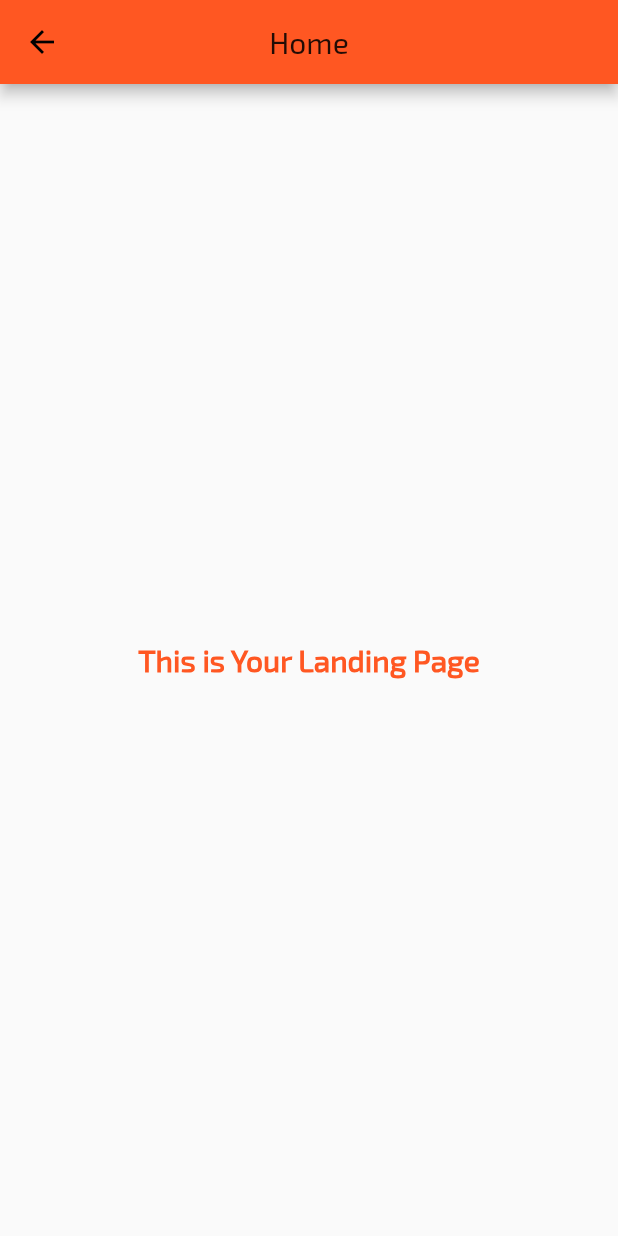
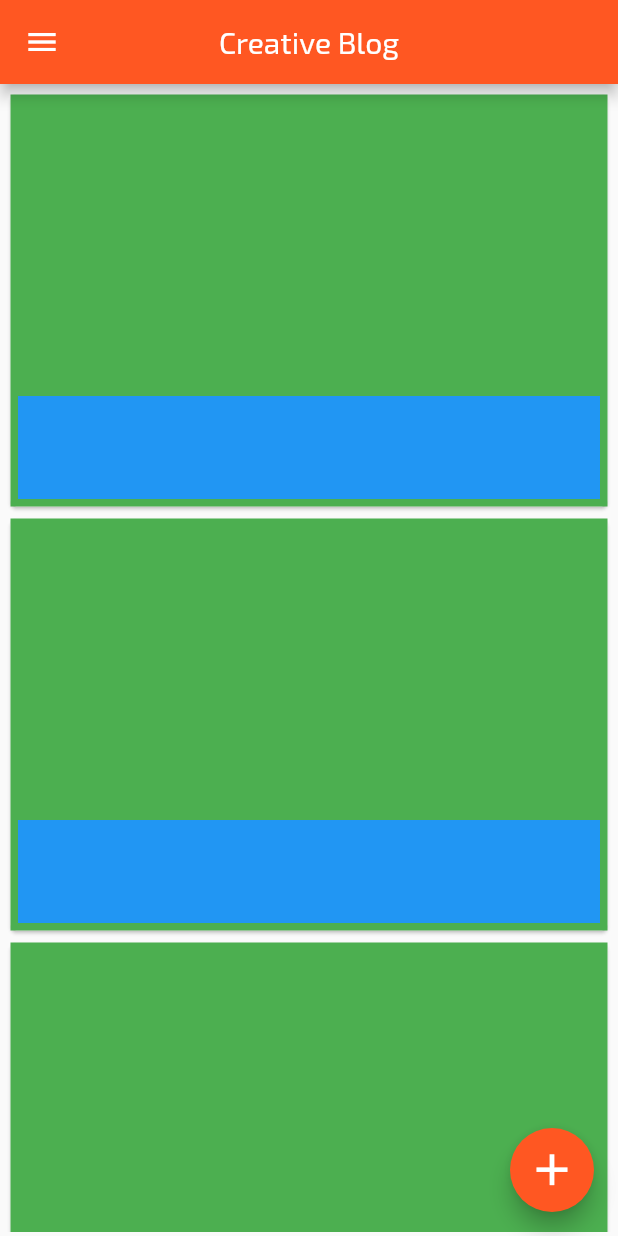
Before and after one commit to neon97/Flutter-Splash-Screen, a Flutter app: the LandingPage screen opened directly, on a phone screen of 412 x 824 dp. Run offline on Flutter 3.47's test engine with Material 2 defaults, Android fonts, the phone set to English and light mode, and no system bars.

Commit message:
updated_homescreen

```diff
--- a/lib/landing_page.dart
+++ b/lib/landing_page.dart
@@ -1,4 +1,5 @@
 import 'package:flutter/material.dart';
+import 'package:splash_screen/drawer.dart';
 
 class LandingPage extends StatefulWidget {
   @override
@@ -11,20 +12,58 @@ class _LandingPageState extends State<LandingPage> {
     return Scaffold(
       appBar: AppBar(
         backgroundColor: Colors.deepOrange,
-        title: Text("Home"),
+        title: Text("Creative Blog",style: TextStyle(color: Colors.white),),
         centerTitle: true,
       ),
       body: Container(
         height: MediaQuery.of(context).size.height,
         width: MediaQuery.of(context).size.width,
-        child: Center(
-          child: Text(
-            "This is Your Landing Page",
-            style: TextStyle(
-                color: Colors.deepOrange,
-                fontWeight: FontWeight.bold,
-                fontSize: 20.0),
-          ),
+        padding: EdgeInsets.all(3.0),
+        child: ListView(
+          children: <Widget>[
+            for(int i=0;i<10;i++)
+            needCard(context),
+          ],
+        )
+      ),
+      drawer: Drawers(),
+      floatingActionButton: FloatingActionButton(
+        backgroundColor: Colors.deepOrange,
+        child: Icon(Icons.add,color: Colors.white,size: 35.0,),
+        onPressed: ()
+        {
+
+        },
+      ),
+    );
+  }
+
+  Widget needCard(BuildContext context)
+  {
+    double cardsizer = MediaQuery.of(context).size.height/3;
+    return Card(
+      child: Container(
+        color: Colors.green,
+        height: cardsizer,
+        padding: EdgeInsets.all(5.0),
+        width: MediaQuery.of(context).size.width,
+        child: Column(
+          mainAxisAlignment: MainAxisAlignment.end,
+          crossAxisAlignment: CrossAxisAlignment.stretch,
+          children: <Widget>[
+            Container(
+              color: Colors.blue,
+              height: cardsizer/4,
+              padding: EdgeInsets.all(5.0),
+              width: MediaQuery.of(context).size.width,
+              child: Column(
+                crossAxisAlignment: CrossAxisAlignment.stretch,
+                children: <Widget>[
+
+                ],
+              ),
+            )
+          ],
         ),
       ),
     );
--- /dev/null
+++ b/lib/list.dart
@@ -0,0 +1,12 @@
+List<String> blogimage = [
+  "https://hackernoon.com/hn-images/1*s5txnmFryw_DkCmIk6zrhw.jpeg",
+  "https://qbittechnologies.com/wp-content/uploads/2017/02/tech-blog-banner.jpg",
+  "https://cdn.techjuice.pk/wp-content/uploads/2015/01/blog-first-person.jpg",
+  "https://www.fablesquare.com/wp-content/uploads/2016/06/book-workplace.jpg",
+  "https://soundsandcolours.com/static/2019/07/writing.jpg",
+  "https://cdn8.dissolve.com/p/D985_56_092/D985_56_092_1200.jpg",
+  "http://limousin-tech.org/wp-content/uploads/2019/08/1554801935506onlineprogrammingcourses.jpeg",
+  "https://bloggingx.com/wp-content/uploads/2019/01/tech-blog.png",
+  "https://clickup.com/blog/wp-content/uploads/2018/07/tech-blogs-1400x1050.png",
+
+];
--- a/lib/main.dart
+++ b/lib/main.dart
@@ -9,6 +9,9 @@ void main() {
     theme: ThemeData(
       fontFamily: "Exo2",
       primaryColor: Colors.white,
+      dividerColor: Colors.transparent,
+      primaryTextTheme: TextTheme(),
+      primaryIconTheme: IconThemeData(color: Colors.white)
     ),
     debugShowCheckedModeBanner: false,
   ));
```
Also changed, not shown: lib/drawer.dart (+16 -0 lines), lib/login_page.dart (+26 -20 lines), lib/register_page.dart (+197 -0 lines).
